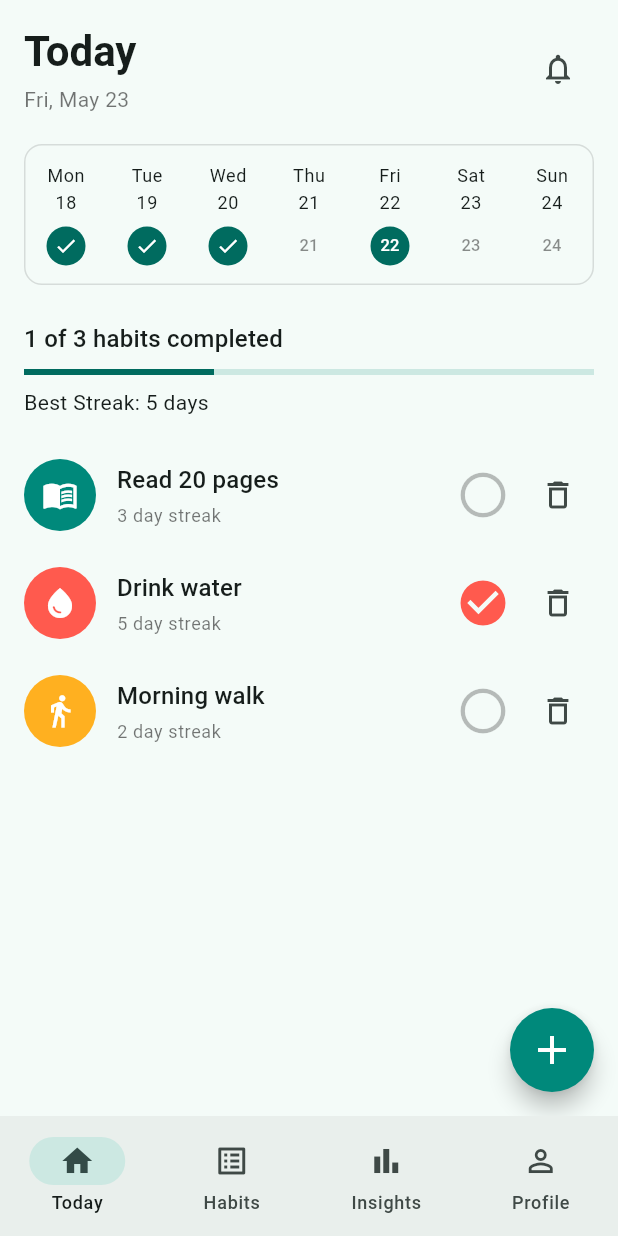
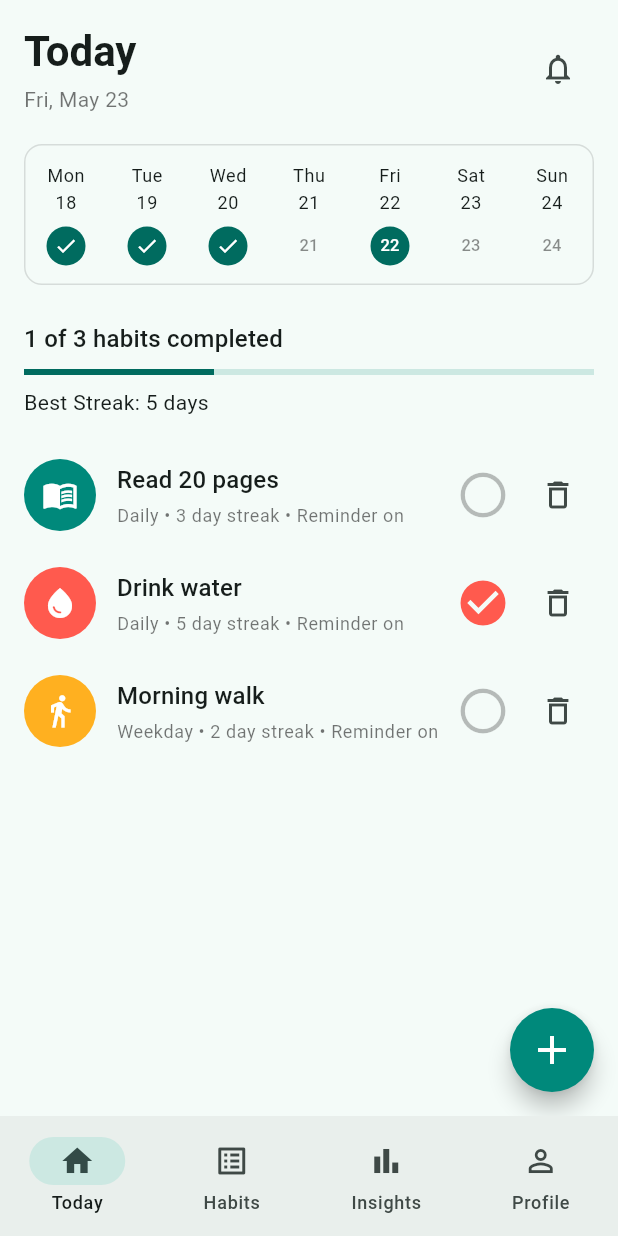
Before and after one commit to VoTrieu/personal_habit, a Flutter app: the screen it shows after launch, on a phone screen of 412 x 824 dp. Run offline on Flutter 3.47's test engine with Material 3 defaults, Android fonts, the phone set to English and light mode, and no system bars.

Commit message:
Displayed streak in habit tile

```diff
--- a/lib/features/today/widgets/habit_tile.dart
+++ b/lib/features/today/widgets/habit_tile.dart
@@ -41,10 +41,14 @@ class HabitTile extends StatelessWidget {
                   ),
                   const SizedBox(height: 4),
                   Text(
-                    '${habit.streak} day streak',
+                    habit.reminderEnabled
+                        ? '${habit.frequency} • ${habit.streak} day streak • Reminder on'
+                        : '${habit.frequency} • ${habit.streak} day streak',
                     style: Theme.of(
                       context,
                     ).textTheme.bodySmall?.copyWith(color: Colors.black54),
+                    maxLines: 1,
+                    overflow: TextOverflow.ellipsis,
                   ),
                 ],
               ),
```
